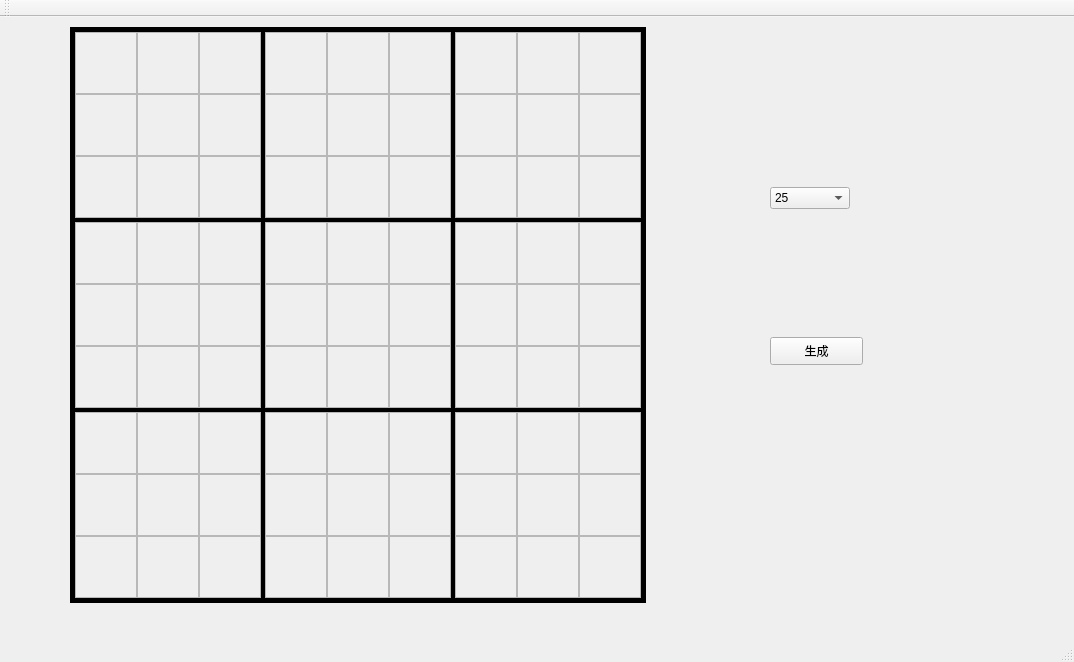
The window that mainwindow.ui (Lucotecia/Quick_Number_Place) describes before a commit, drawn with Qt 5.
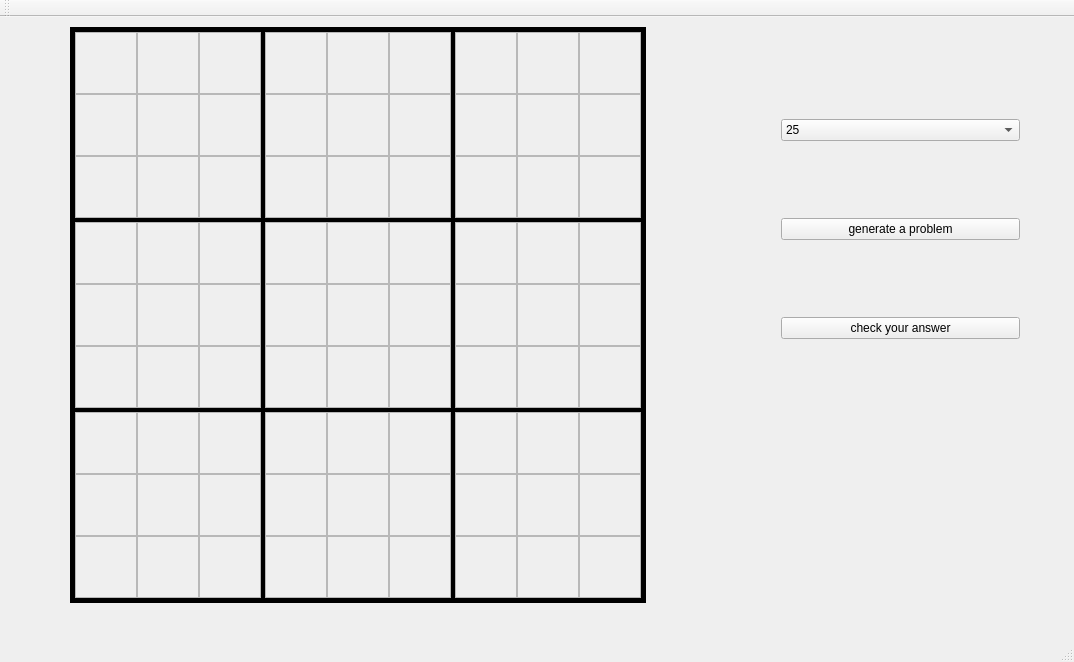
The same window after the commit. Custom widgets are drawn as their Qt base class.

Commit message: add the answer-check button

The edit to the form file:
```diff
--- a/mainwindow.ui
+++ b/mainwindow.ui
@@ -1316,28 +1316,18 @@
      </item>
     </layout>
    </widget>
-   <widget class="QPushButton" name="pushButton">
+   <widget class="QWidget" name="verticalLayoutWidget">
     <property name="geometry">
      <rect>
       <x>770</x>
-      <y>320</y>
-      <width>93</width>
-      <height>28</height>
+      <y>20</y>
+      <width>261</width>
+      <height>561</height>
      </rect>
     </property>
-    <property name="text">
-     <string>生成</string>
-    </property>
-   </widget>
+    <layout class="QVBoxLayout" name="verticalLayout">
+     <item>
    <widget class="QComboBox" name="hint_combobox">
-    <property name="geometry">
-     <rect>
-      <x>770</x>
-      <y>170</y>
-      <width>80</width>
-      <height>22</height>
-     </rect>
-    </property>
     <item>
      <property name="text">
       <string>25</string>
@@ -1369,14 +1359,45 @@
      </property>
     </item>
    </widget>
+     </item>
+     <item>
+      <widget class="QPushButton" name="pushButton">
+       <property name="text">
+        <string>generate a problem</string>
+       </property>
+      </widget>
+     </item>
+     <item>
+      <widget class="QPushButton" name="pushButton_2">
+       <property name="text">
+        <string>check your answer</string>
+       </property>
+      </widget>
+     </item>
+     <item>
    <widget class="QLabel" name="label">
-    <property name="geometry">
-     <rect>
-      <x>750</x>
-      <y>440</y>
-      <width>121</width>
-      <height>51</height>
-     </rect>
+       <property name="sizePolicy">
+        <sizepolicy hsizetype="Preferred" vsizetype="Minimum">
+         <horstretch>0</horstretch>
+         <verstretch>0</verstretch>
+        </sizepolicy>
+       </property>
+       <property name="minimumSize">
+        <size>
+         <width>0</width>
+         <height>100</height>
+        </size>
+       </property>
+       <property name="maximumSize">
+        <size>
+         <width>16777215</width>
+         <height>100</height>
+        </size>
+       </property>
+       <property name="font">
+        <font>
+         <pointsize>16</pointsize>
+        </font>
     </property>
     <property name="text">
      <string/>
@@ -1384,6 +1405,9 @@
     <property name="alignment">
      <set>Qt::AlignCenter</set>
     </property>
+      </widget>
+     </item>
+    </layout>
    </widget>
   </widget>
   <widget class="QMenuBar" name="menuBar">
```
Lines whose indentation alone changed are shown as unchanged. The commit also changes 4 other files.
